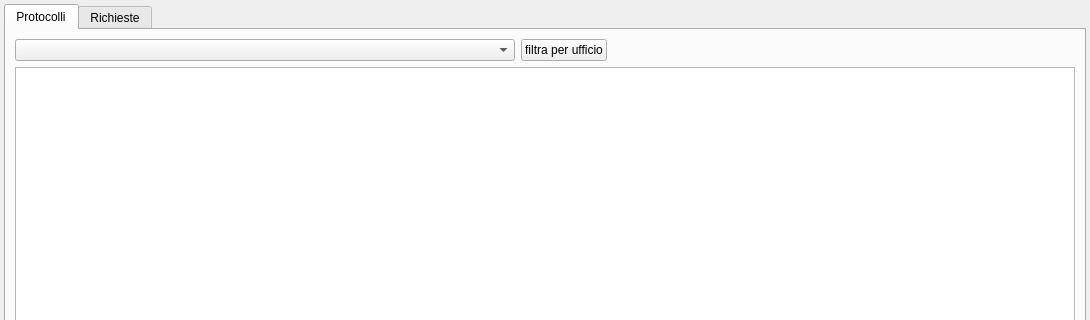
tizianolattisi/suitegda, file src/com/axiastudio/suite/protocollo/forms/scrivania.ui: the form before one commit; both pictures show x 0 to 1090 and y 0 to 320 of the 1090 by 612 pixel window.
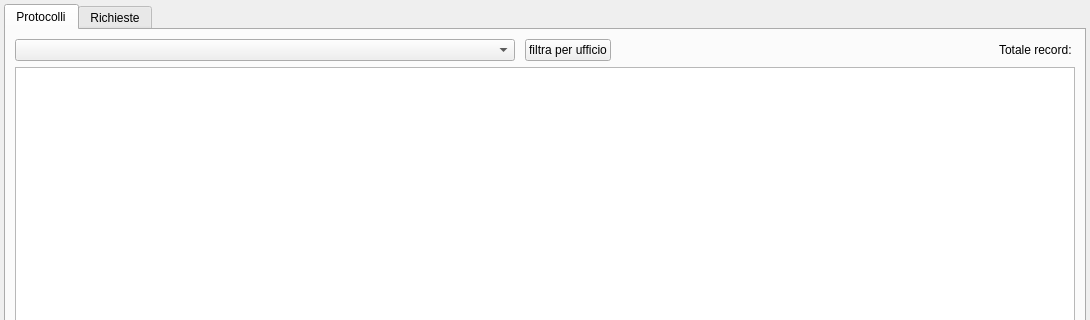
The form after the commit. Custom widgets are drawn as their Qt base class.

Commit message: Possibilità di ricercare protocollo tramite barcode; inserita label con numero totale record trovati

```diff
--- a/src/com/axiastudio/suite/protocollo/forms/scrivania.ui
+++ b/src/com/axiastudio/suite/protocollo/forms/scrivania.ui
@@ -41,7 +41,10 @@
        </attribute>
        <layout class="QGridLayout" name="gridLayout_3" rowstretch="0,3,2">
         <item row="0" column="0">
-         <layout class="QHBoxLayout" name="horizontalLayout">
+         <layout class="QHBoxLayout" name="horizontalLayout" stretch="1,0,1,0">
+          <property name="spacing">
+           <number>10</number>
+          </property>
           <item>
            <widget class="com.axiastudio.pypapi.ui.widgets.PyPaPiComboBox" name="comboBoxUfficio">
             <property name="minimumSize">
@@ -66,12 +69,19 @@
             </property>
             <property name="sizeHint" stdset="0">
              <size>
-              <width>191</width>
+              <width>40</width>
               <height>20</height>
              </size>
             </property>
            </spacer>
           </item>
+          <item>
+           <widget class="QLabel" name="labelTotRecord">
+            <property name="text">
+             <string>Totale record: </string>
+            </property>
+           </widget>
+          </item>
          </layout>
         </item>
         <item row="1" column="0">
```
Left out of the diff: 2 changed lines with no effect on the pictures. The commit also changes 3 other files.
